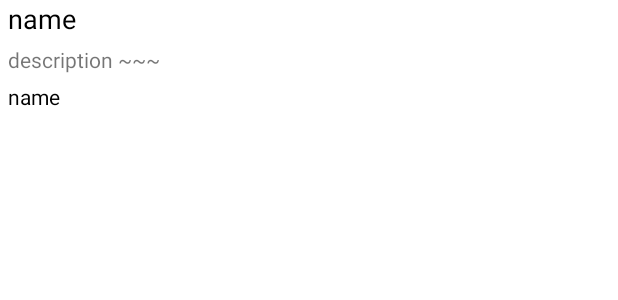
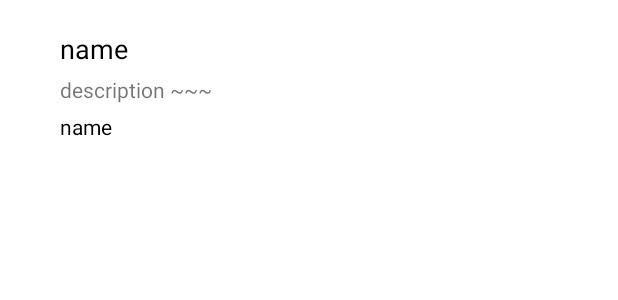
Before and after one commit to dmswjd4117/Delivery_app, an Android app: the layout menu.xml on its own in the app's theme, with its tools: preview values and no code run, on a phone screen of 412 x 824 dp. Shown: the top 300 px of the screen. Run offline under Robolectric (Android 15) with nearby library versions, the phone set to English and light mode, and no system bars.

Commit message:
fix: 가게 상세 페이지 스크롤 길이 맞춤

```diff
--- a/app/src/main/res/layout/activity_store.xml
+++ b/app/src/main/res/layout/activity_store.xml
@@ -17,7 +17,7 @@
 
      <ScrollView
         android:layout_width="match_parent"
-        android:layout_height="wrap_content"
+        android:layout_height="match_parent"
         app:layout_constraintTop_toBottomOf="@+id/toolbar">
 
          <LinearLayout
@@ -124,7 +124,7 @@
                         <LinearLayout
                             android:id="@+id/storeInfo_menuContent"
                             android:layout_width="match_parent"
-                            android:layout_height="2000dp"
+                            android:layout_height="wrap_content"
                             android:orientation="vertical">
 
                             <ExpandableListView
--- a/app/src/main/res/layout/menu.xml
+++ b/app/src/main/res/layout/menu.xml
@@ -3,16 +3,18 @@
     xmlns:app="http://schemas.android.com/apk/res-auto"
     xmlns:tools="http://schemas.android.com/tools"
     android:layout_width="match_parent"
-    android:layout_height="match_parent">
+    android:layout_height="wrap_content">
 
     <LinearLayout
         android:layout_width="match_parent"
-        android:layout_height="80dp"
+        android:layout_height="120dp"
         android:orientation="horizontal"
-        android:layout_margin="5dp"
-        tools:ignore="MissingConstraints">
+        android:layout_margin="20dp"
+        tools:ignore="MissingConstraints"
+        android:gravity="center">
 
         <LinearLayout
+            android:layout_marginLeft="20dp"
             android:layout_width="wrap_content"
             android:layout_height="80dp"
             android:orientation="vertical">
@@ -42,11 +44,16 @@
                 android:textColor="@color/black"></TextView>
         </LinearLayout>
 
+        <View
+            android:layout_width="0dp"
+            android:layout_height="0dp"
+            android:layout_weight="1" />
 
         <ImageView
+            android:layout_marginRight="20dp"
             android:id="@+id/itemMenu_image"
-            android:layout_width="80dp"
-            android:layout_height="80dp"
+            android:layout_width="110dp"
+            android:layout_height="110dp"
             ></ImageView>
 
     </LinearLayout>
```
Also changed, not shown: app/src/main/java/com/android/delivery/adapter/menu/GroupMenuAdapter.java (+7 -1 lines), app/src/main/java/com/android/delivery/view/store/StoreActivity.java (+50 -16 lines).
